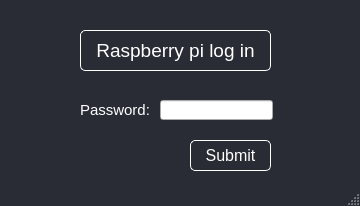
Above: raspberryPiLoginWindow.ui from 68Duck/PiDMX before the change. Below: the same form after it.
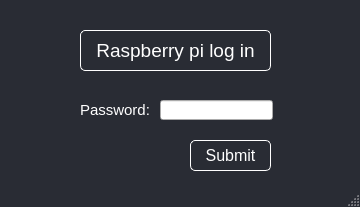
That is the form after the change.

Commit message: Updated login window.

What changed in the file:
```diff
--- a/raspberryPiLoginWindow.ui
+++ b/raspberryPiLoginWindow.ui
@@ -7,7 +7,7 @@
     <x>0</x>
     <y>0</y>
     <width>360</width>
-    <height>206</height>
+    <height>207</height>
    </rect>
   </property>
   <property name="windowTitle">
```
The commit also changes 2 other files.
